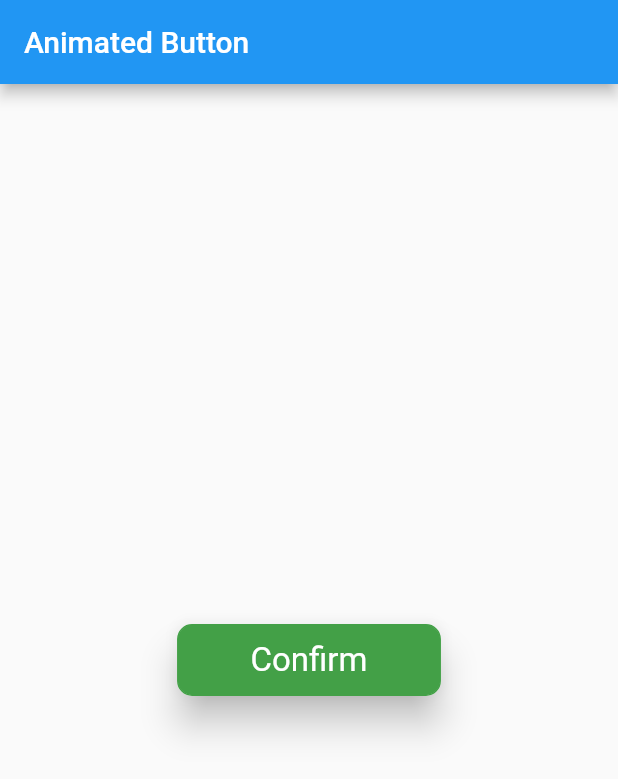
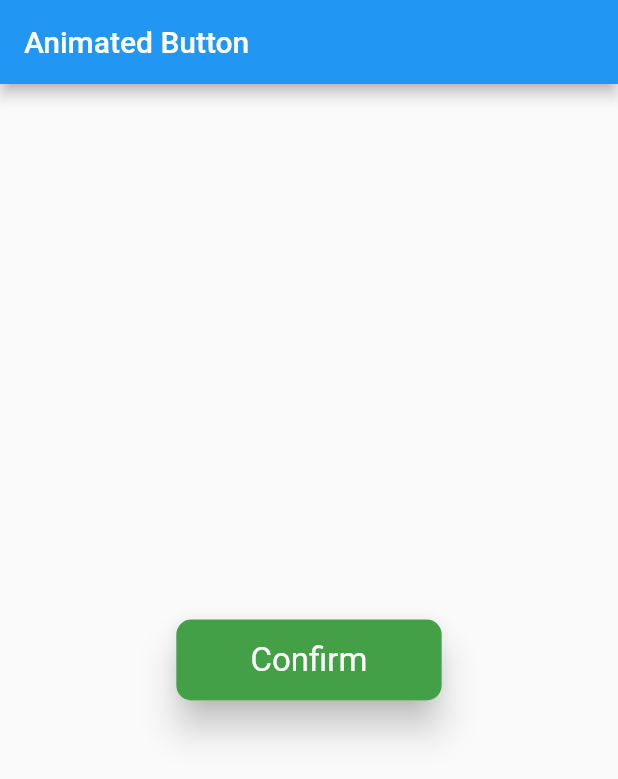
Before and after one commit to Shashwat-Joshi/UI, a Flutter app: the screen it shows after launch, on a phone screen of 412 x 824 dp. Shown: the top 779 px of the screen. Run offline on Flutter 3.47's test engine with Material 2 defaults, Android fonts, the phone set to English and light mode, and no system bars; our stand-ins replace google_fonts.

Commit message:
day 5 completed

```diff
--- a/Day5/animatedButton/lib/main.dart
+++ b/Day5/animatedButton/lib/main.dart
@@ -30,7 +30,7 @@ class HomePage extends StatelessWidget {
           initialText: 'Confirm',
           finalText: 'Submitted',
           iconData: Icons.check,
-          iconSize: 32.0,
+          iconSize: 30.0,
           buttonStyle: CustomButtonStyle(
             primaryColor: Colors.green.shade600,
             secondaryColor: Colors.white,
--- a/Day5/animatedButton/lib/widgets/animatedButton.dart
+++ b/Day5/animatedButton/lib/widgets/animatedButton.dart
@@ -50,7 +50,7 @@ class _AnimatedButtonState extends State<AnimatedButton>
       }
     });
     _scalefinalTextAnimation =
-        Tween<double>(begin: 0.0, end: 1).animate(_controller);
+        Tween<double>(begin: 0.0, end: 1.0).animate(_controller);
 
     _controller.addStatusListener((status) {
       if (status == AnimationStatus.completed) {
@@ -71,26 +71,28 @@ class _AnimatedButtonState extends State<AnimatedButton>
       borderRadius: BorderRadius.circular(widget.buttonStyle.borderRadius),
       elevation: widget.buttonStyle.elevation,
       child: InkWell(
+        borderRadius: BorderRadius.circular(widget.buttonStyle.borderRadius),
         onTap: () {
           _controller.forward();
         },
         child: AnimatedContainer(
           duration: _smallDuration,
-          height: widget.iconSize + 16.0,
+          height: widget.iconSize + 24.0,
           decoration: BoxDecoration(
             color: (_currentState == ButtonState.SHOW_ONLY_TEXT)
                 ? widget.buttonStyle.primaryColor
                 : widget.buttonStyle.secondaryColor,
             border: Border.all(
               color: widget.buttonStyle.primaryColor,
+              width: 1.5,
             ),
             borderRadius:
                 BorderRadius.circular(widget.buttonStyle.borderRadius),
           ),
           padding: EdgeInsets.symmetric(
               horizontal:
-                  (_currentState == ButtonState.SHOW_ONLY_ICON) ? 8.0 : 48.0,
-              vertical: 8.0),
+                  (_currentState == ButtonState.SHOW_ONLY_ICON) ? 12.0 : 48.0,
+              vertical: 12.0),
           child: AnimatedSize(
             vsync: this,
             duration: _smallDuration,
```
